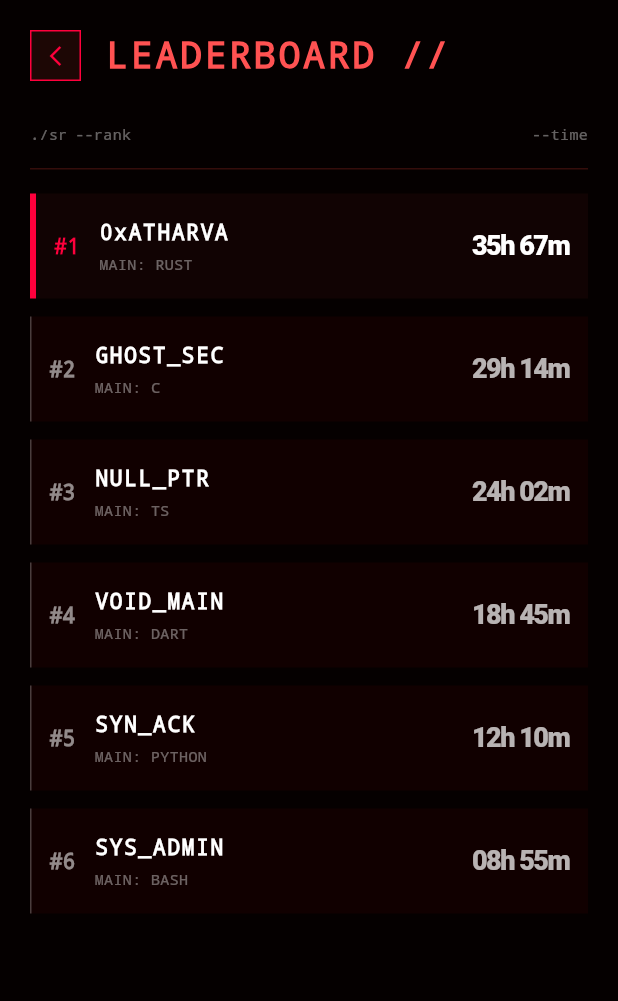
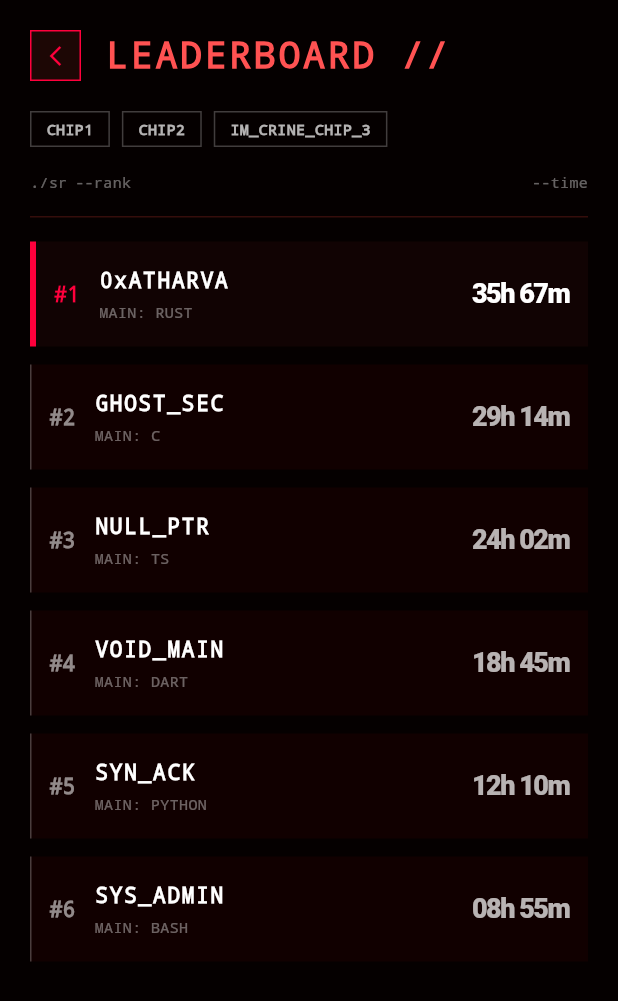
Before and after one commit to Finite-Code/hmt, a Flutter app: the LeaderboardScreen screen opened directly, on a phone screen of 412 x 824 dp. Shown: the top 1001 px of the screen. Run offline on Flutter 3.47's test engine with Material 3 defaults, Android fonts, the phone set to English and light mode, and no system bars.

```diff
--- a/lib/deathboard.dart
+++ b/lib/deathboard.dart
@@ -1,11 +1,17 @@
 import 'package:flutter/material.dart';
 
-class LeaderboardScreen extends StatelessWidget {
+class LeaderboardScreen extends StatefulWidget {
   const LeaderboardScreen({super.key});
 
   @override
+  State<LeaderboardScreen> createState() => _LeaderboardScreenState();
+}
+
+class _LeaderboardScreenState extends State<LeaderboardScreen> {
+  String selectedFilter = "GLOBAL";
+
+  @override
   Widget build(BuildContext context) {
-    // dummy leaderboard data, assuming index is rank
     final List<Map<String, String>> hackers = [
       {"name": "0xATHARVA", "time": "35h 67m", "lang": "RUST"},
       {"name": "GHOST_SEC", "time": "29h 14m", "lang": "C"},
@@ -14,6 +20,10 @@ class LeaderboardScreen extends StatelessWidget {
       {"name": "SYN_ACK", "time": "12h 10m", "lang": "PYTHON"},
       {"name": "SYS_ADMIN", "time": "08h 55m", "lang": "BASH"},
     ];
+
+    final filtered = selectedFilter == "RUST"
+        ? hackers.where((h) => h['lang'] == 'RUST').toList()
+        : hackers;
 
     return Scaffold(
       backgroundColor: const Color(0xFF050000),
@@ -55,6 +65,47 @@ class LeaderboardScreen extends StatelessWidget {
                 ],
               ),
             ),
+
+            // Category Filter Chips
+            Padding(
+              padding: const EdgeInsets.symmetric(horizontal: 20.0),
+              child: Row(
+                children: ["CHIP1", "CHIP2", "IM_CRINE_CHIP_3"].map((tag) {
+                  final active = selectedFilter == tag;
+                  return GestureDetector(
+                    onTap: () => setState(() => selectedFilter = tag),
+                    child: Container(
+                      margin: const EdgeInsets.only(right: 8),
+                      padding: const EdgeInsets.symmetric(
+                        horizontal: 10,
+                        vertical: 4,
+                      ),
+                      decoration: BoxDecoration(
+                        color: active
+                            ? const Color(0xFFFF003C)
+                            : Colors.transparent,
+                        border: Border.all(
+                          color: active
+                              ? const Color(0xFFFF003C)
+                              : Colors.white24,
+                        ),
+                      ),
+                      child: Text(
+                        tag,
+                        style: TextStyle(
+                          color: active ? Colors.black : Colors.white70,
+                          fontSize: 10,
+                          fontWeight: FontWeight.bold,
+                          fontFamily: 'monospace',
+                        ),
+                      ),
+                    ),
+                  );
+                }).toList(),
+              ),
+            ),
+
+            const SizedBox(height: 8),
 
             // List Header
             Padding(
@@ -115,10 +166,10 @@ class LeaderboardScreen extends StatelessWidget {
                   horizontal: 20.0,
                   vertical: 8.0,
                 ),
-                itemCount: hackers.length,
+                itemCount: filtered.length,
                 itemBuilder: (context, index) {
-                  final hacker = hackers[index];
-                  final isMe = index == 0; // assuming top spot is user for now
+                  final hacker = filtered[index];
+                  final isMe = hacker['name'] == '0xATHARVA';
 
                   return Container(
                     margin: const EdgeInsets.only(bottom: 12),
--- a/lib/main.dart
+++ b/lib/main.dart
@@ -1,5 +1,5 @@
 import 'package:flutter/material.dart';
-import 'package:hackedmytime/welcome.dart';
+import 'package:hackedmytime/deathboard.dart';
 
 void main() => runApp(
   const MaterialApp(debugShowCheckedModeBanner: false, home: GlitchDash()),
@@ -73,7 +73,6 @@ class _GlitchDashState extends State<GlitchDash> {
 
                   const SizedBox(height: 40),
 
-                  // status area
                   Container(
                     padding: const EdgeInsets.all(12),
                     decoration: BoxDecoration(
@@ -125,13 +124,12 @@ class _GlitchDashState extends State<GlitchDash> {
 
                   const SizedBox(height: 40),
 
-                  // Action button
                   GestureDetector(
                     onTap: () {
                       Navigator.push(
                         context,
                         MaterialPageRoute(
-                          builder: (context) => const WelcomeScareScreen(),
+                          builder: (context) => const LeaderboardScreen(),
                         ),
                       );
                     },
```
